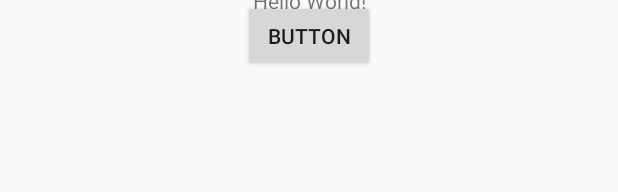
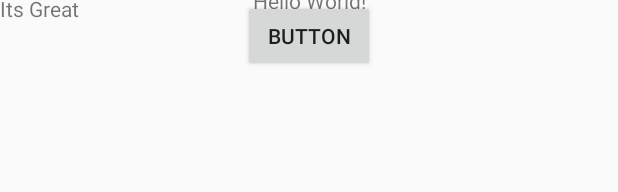
Before and after one commit to Danfrost15/MyApplication, an Android app: the layout activity_main.xml on its own in the app's theme, with its tools: preview values and no code run, on a phone screen of 412 x 824 dp. Shown: the top 192 px of the screen. Run offline under Robolectric (Android 15) with nearby library versions, the phone set to English and light mode, and no system bars.

Commit message:
Added Text document

```diff
--- a/app/src/main/res/layout/activity_main.xml
+++ b/app/src/main/res/layout/activity_main.xml
@@ -7,6 +7,7 @@
     tools:context=".MainActivity">
 
     <TextView
+        android:id="@+id/textView2"
         android:layout_width="wrap_content"
         android:layout_height="wrap_content"
         android:text="Hello World!"
@@ -25,4 +26,13 @@
         app:layout_constraintStart_toStartOf="parent"
         tools:layout_editor_absoluteY="413dp" />
 
+    <TextView
+        android:id="@+id/textView"
+        android:layout_width="wrap_content"
+        android:layout_height="wrap_content"
+        android:text="Its Great"
+        app:layout_constraintBottom_toTopOf="@+id/button"
+        app:layout_constraintTop_toBottomOf="@+id/textView2"
+        tools:layout_editor_absoluteX="172dp" />
+
 </androidx.constraintlayout.widget.ConstraintLayout>
```
